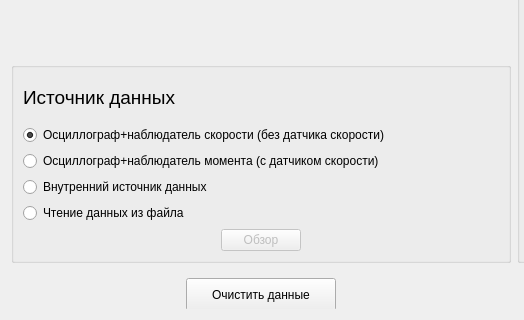
This is ImView/datas.ui in Ivanos121/ImView as Qt 5 draws it before an edit; both pictures show x 0 to 524 and y 437 to 757 of the 1366 by 757 pixel window. The edited form follows.
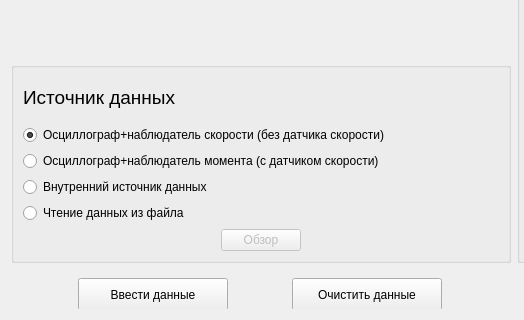
This is the edited form.

What changed in the file:
```diff
--- a/ImView/datas.ui
+++ b/ImView/datas.ui
@@ -224,6 +224,25 @@
       </size>
      </property>
      <layout class="QHBoxLayout" name="horizontalLayout">
+      <item>
+       <widget class="QPushButton" name="pushButton">
+        <property name="minimumSize">
+         <size>
+          <width>0</width>
+          <height>33</height>
+         </size>
+        </property>
+        <property name="maximumSize">
+         <size>
+          <width>150</width>
+          <height>16777215</height>
+         </size>
+        </property>
+        <property name="text">
+         <string>Ввести данные</string>
+        </property>
+       </widget>
+      </item>
       <item>
        <widget class="QPushButton" name="pushButton_2">
         <property name="enabled">
```
